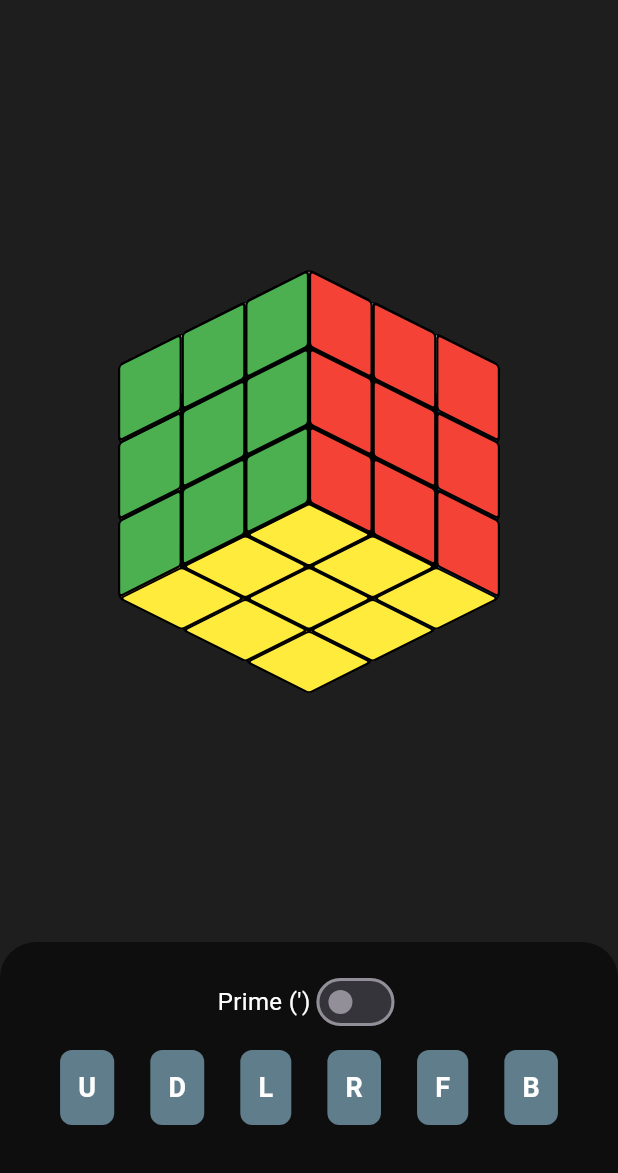
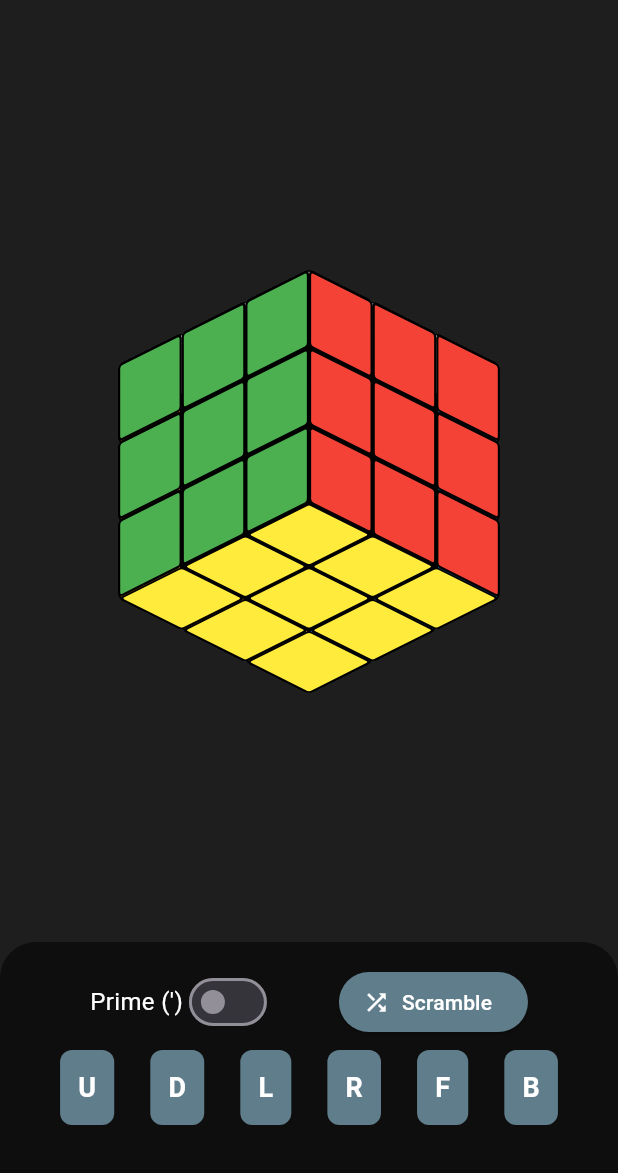
Before and after one commit to Odinachi/rubik-cube, a Flutter app: the screen it shows after launch, on a phone screen of 412 x 824 dp, the part 63-1236 px from its top. Run offline on Flutter 3.47's test engine with Material 3 defaults, Android fonts, the phone set to English and light mode, and no system bars.

Commit message:
add scrambling

```diff
--- a/lib/cube/cube_view.dart
+++ b/lib/cube/cube_view.dart
@@ -73,6 +73,20 @@ class _CubeViewState extends State<CubeView> with SingleTickerProviderStateMixin
           _isAnimating = false;
           _cubeState.rotateSlice(_animAxis, _animLayer, _animDir);
         });
+      }
+      _controller.reset();
+    });
+  }
+
+  void _scrambleCube() {
+    if (_isAnimating) return;
+    final random = Random();
+    setState(() {
+      for (int i = 0; i < 20; i++) {
+        int axis = random.nextInt(3);
+        int layer = random.nextInt(3) - 1;
+        int dir = random.nextBool() ? 1 : -1;
+        _cubeState.rotateSlice(axis, layer, dir);
       }
     });
   }
@@ -215,12 +229,26 @@ class _CubeViewState extends State<CubeView> with SingleTickerProviderStateMixin
         mainAxisSize: MainAxisSize.min,
         children: [
           Row(
-            mainAxisAlignment: MainAxisAlignment.center,
+            mainAxisAlignment: MainAxisAlignment.spaceEvenly,
             children: [
-              const Text('Prime (\')', style: TextStyle(color: Colors.white, fontSize: 16)),
-              Switch(
-                value: _prime,
-                onChanged: (val) => setState(() => _prime = val),
+              Row(
+                mainAxisSize: MainAxisSize.min,
+                children: [
+                  const Text('Prime (\')', style: TextStyle(color: Colors.white, fontSize: 16)),
+                  Switch(
+                    value: _prime,
+                    onChanged: (val) => setState(() => _prime = val),
+                  ),
+                ],
+              ),
+              ElevatedButton.icon(
+                onPressed: _scrambleCube,
+                icon: const Icon(Icons.shuffle),
+                label: const Text('Scramble'),
+                style: ElevatedButton.styleFrom(
+                  backgroundColor: Colors.blueGrey,
+                  foregroundColor: Colors.white,
+                ),
               ),
             ],
           ),
```
